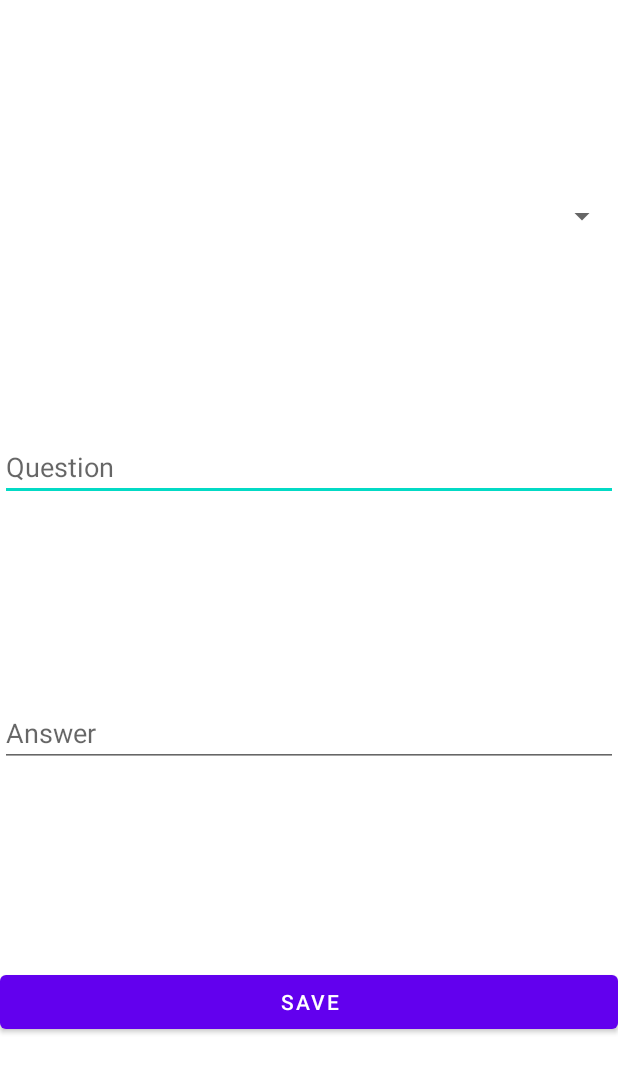
After one commit to reduct0r/T-Bank_Jokes_Watcher, an Android app: the layout activity_add_joke.xml on its own in the app's theme, with its tools: preview values and no code run, on a phone screen of 412 x 824 dp. The commit adds this screen. Shown: the top 1073 px of the screen. Run offline under Robolectric (Android 15) with nearby library versions, the phone set to English and light mode, and no system bars.

Commit message:
JokesRepository

```diff
--- a/app/src/main/java/com/example/homework_project_1/main/ui/joke_list/JokeListViewModel.kt
+++ b/app/src/main/java/com/example/homework_project_1/main/ui/joke_list/JokeListViewModel.kt
@@ -5,6 +5,7 @@ import androidx.lifecycle.MutableLiveData
 import androidx.lifecycle.ViewModel
 import com.example.homework_project_1.main.data.JokesGenerator
 import com.example.homework_project_1.main.data.ViewTyped
+import com.example.homework_project_1.main.data.JokesRepository
 
 class JokeListViewModel(context: Context): ViewModel() {
     private val _jokes = MutableLiveData<List<ViewTyped>>()
@@ -15,7 +16,7 @@ class JokeListViewModel(context: Context): ViewModel() {
 
     init {
         // Инициализируем генератор шуток с контекстом
-        JokesGenerator.initialize(context)
+        JokesRepository.initialize(context)
     }
 
     fun generateJokes() {
--- /dev/null
+++ b/app/src/main/res/layout/activity_add_joke.xml
@@ -0,0 +1,47 @@
+<?xml version="1.0" encoding="utf-8"?>
+<androidx.constraintlayout.widget.ConstraintLayout xmlns:android="http://schemas.android.com/apk/res/android"
+    xmlns:app="http://schemas.android.com/apk/res-auto"
+    android:layout_width="match_parent"
+    android:layout_height="match_parent">
+
+    <Spinner
+        android:id="@+id/spinnerCategory"
+        android:layout_width="0dp"
+        android:layout_height="wrap_content"
+        android:prompt="@string/select_category"
+        app:layout_constraintStart_toStartOf="parent"
+        app:layout_constraintEnd_toEndOf="parent"
+        app:layout_constraintTop_toTopOf="parent"
+        app:layout_constraintBottom_toTopOf="@+id/editTextQuestion" />
+
+    <EditText
+        android:id="@+id/editTextQuestion"
+        android:layout_width="0dp"
+        android:layout_height="wrap_content"
+        android:hint="@string/add_question"
+        app:layout_constraintStart_toStartOf="parent"
+        app:layout_constraintEnd_toEndOf="parent"
+        app:layout_constraintTop_toBottomOf="@+id/spinnerCategory"
+        app:layout_constraintBottom_toTopOf="@+id/editTextAnswer" />
+
+    <EditText
+        android:id="@+id/editTextAnswer"
+        android:layout_width="0dp"
+        android:layout_height="wrap_content"
+        android:hint="@string/add_answer"
+        app:layout_constraintStart_toStartOf="parent"
+        app:layout_constraintEnd_toEndOf="parent"
+        app:layout_constraintTop_toBottomOf="@+id/editTextQuestion"
+        app:layout_constraintBottom_toTopOf="@+id/buttonSave" />
+
+    <Button
+        android:id="@+id/buttonSave"
+        android:layout_width="0dp"
+        android:layout_height="wrap_content"
+        android:text="@string/add_save"
+        app:layout_constraintStart_toStartOf="parent"
+        app:layout_constraintEnd_toEndOf="parent"
+        app:layout_constraintTop_toBottomOf="@+id/editTextAnswer"
+        app:layout_constraintBottom_toBottomOf="parent" />
+
+</androidx.constraintlayout.widget.ConstraintLayout>
--- a/app/src/main/res/values/strings.xml
+++ b/app/src/main/res/values/strings.xml
@@ -6,4 +6,8 @@
     <string name="generate_jokes">Generate a list of random jokes</string>
     <string name="add_to_favorites">Add to favorites</string>
     <string name="no_new_jokes_available">No new jokes</string>
+    <string name="select_category">Category</string>
+    <string name="add_question">Question</string>
+    <string name="add_answer">Answer</string>
+    <string name="add_save">Save</string>
 </resources>
```
Also changed, not shown: app/src/main/java/com/example/homework_project_1/main/data/JokesGenerator.kt (+5 -35 lines), app/src/main/java/com/example/homework_project_1/main/data/JokesRepository.kt (added, +59 -0 lines).
